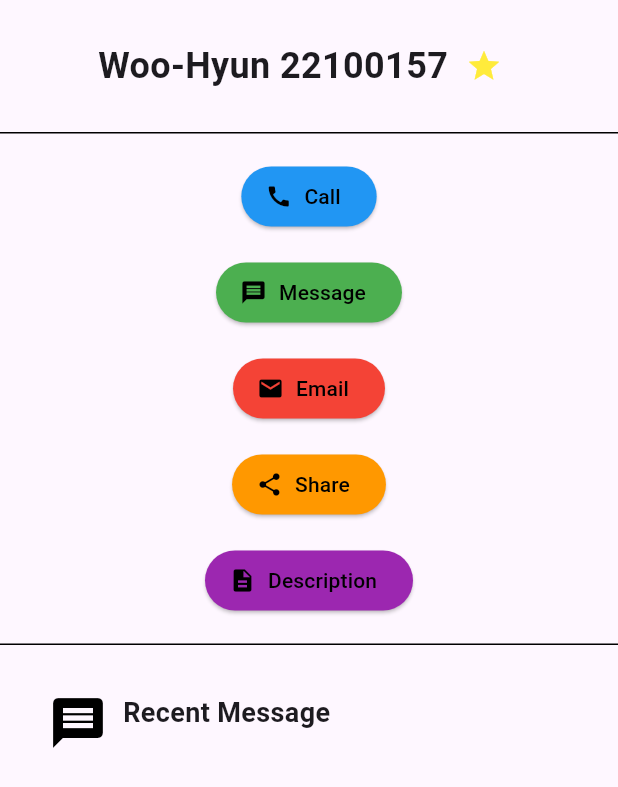
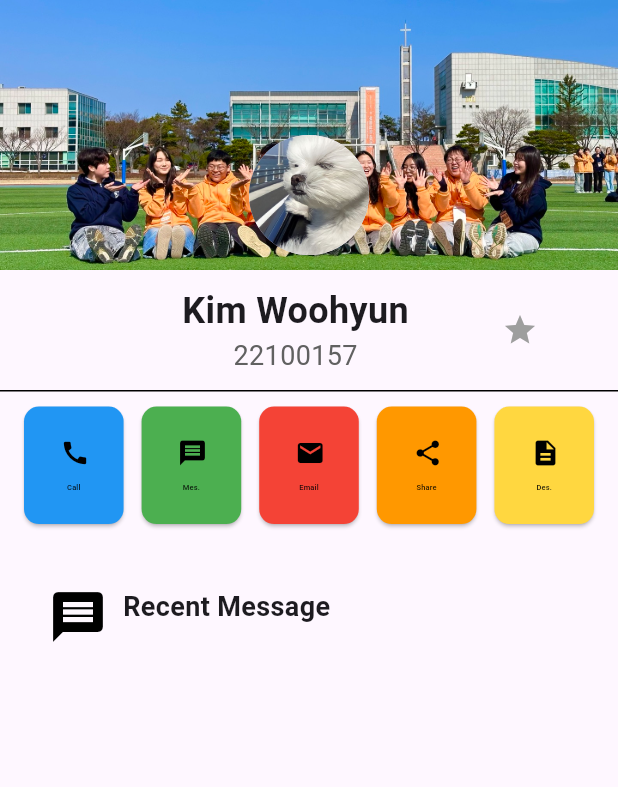
Before and after one commit to 8oo30un/moAppGae_assignment, a Flutter app: the screen it shows after launch, on a phone screen of 412 x 824 dp. Shown: the top 787 px of the screen. Run offline on Flutter 3.47's test engine with Material 3 defaults, Android fonts, the phone set to English and light mode, and no system bars.

Commit message:
finish: assign 1

```diff
--- a/lib/main.dart
+++ b/lib/main.dart
@@ -4,102 +4,152 @@ void main() {
   runApp(MyApp());
 }
 
-class MyApp extends StatelessWidget {
+class MyApp extends StatefulWidget {
+  @override
+  _MyAppState createState() => _MyAppState();
+}
+
+class _MyAppState extends State<MyApp> {
+  bool isStarred = false; // 별이 활성화된 상태인지 저장
+
   @override
   Widget build(BuildContext context) {
     return MaterialApp(
       home: Scaffold(
-        appBar: null, // AppBar 제거
+        appBar: null,
         body: Column(
           children: [
-            // 제목 섹션 (이름과 학번)
+            // 상단 배경 컨테이너 (배경 이미지 추가)
             Container(
-              padding: EdgeInsets.all(20),
+              width: double.infinity,
+              height: 180, // 컨테이너 높이 설정
+              decoration: BoxDecoration(
+                image: DecorationImage(
+                  image: AssetImage('images/IMG_1979.JPG'), // 배경 이미지
+                  fit: BoxFit.cover, // 화면에 꽉 차도록 설정
+                ),
+              ),
+              child: Column(
+                mainAxisAlignment: MainAxisAlignment.end,
+                children: [
+                  CircleAvatar(
+                    radius: 40,
+                    backgroundImage: AssetImage(
+                      'images/IMG_3670.JPG',
+                    ), // 프로필 사진
+                  ),
+                  SizedBox(height: 10), // 간격 추가
+                ],
+              ),
+            ),
+
+            // 프로필 정보 섹션
+            Container(
+              padding: EdgeInsets.symmetric(vertical: 10),
               child: Row(
                 mainAxisAlignment: MainAxisAlignment.center,
                 children: [
-                  Text(
-                    'Woo-Hyun 22100157', // 이름과 학번 입력
-                    style: TextStyle(fontSize: 24, fontWeight: FontWeight.bold),
+                  // 왼쪽 빈 컨테이너 (공간 확보)
+                  Container(width: 80),
+
+                  Column(
+                    crossAxisAlignment: CrossAxisAlignment.center,
+                    children: [
+                      Text(
+                        'Kim Woohyun',
+                        style: TextStyle(
+                          fontSize: 24,
+                          fontWeight: FontWeight.bold,
+                        ),
+                        textAlign: TextAlign.center,
+                      ),
+                      Text(
+                        '22100157',
+                        style: TextStyle(fontSize: 18, color: Colors.grey[700]),
+                        textAlign: TextAlign.center,
+                      ),
+                    ],
                   ),
+                  SizedBox(width: 50),
+
+                  // ⭐ 인터랙티브 기능 추가 (클릭 시 색상 변경)
                   IconButton(
                     icon: Icon(
                       Icons.star,
-                      color: Colors.yellow, // 별 아이콘 색상을 노란색으로 설정
+                      color:
+                          isStarred
+                              ? Colors.yellow
+                              : Colors.grey, // 상태에 따라 색 변경
                     ),
                     onPressed: () {
-                      // 인터랙티브 기능 추가 (예: 별 아이콘을 눌렀을 때 색상 변경 등)
+                      setState(() {
+                        isStarred = !isStarred; // 클릭할 때마다 상태 변경
+                      });
                     },
                   ),
                 ],
               ),
             ),
-            // Divider 추가
-            Divider(
-              height: 1.0,
-              color: Colors.black, // 구분선 색상
-            ),
-            // 버튼 섹션
+
+            Divider(height: 1.0, color: Colors.black),
+
+            // 버튼 섹션 (한 줄 정렬)
             Container(
-              padding: EdgeInsets.fromLTRB(10.0, 10.0, 10.0, 10.0), // 패딩 추가
-              child: Column(
+              padding: EdgeInsets.fromLTRB(10, 10, 10, 10),
+              child: GridView.count(
+                crossAxisCount: 5, // 한 줄에 5개씩 배치
+                shrinkWrap: true, // GridView가 Column 안에서 높이 제한됨
+                physics: NeverScrollableScrollPhysics(), // 스크롤 제거 (부드러운 UI)
+                childAspectRatio: 1.0, // 가로 세로 비율을 1:1로 설정 (높이를 낮게 할 수 있음)
                 children: [
                   ButtonWithText(
                     icon: Icons.call,
                     text: 'Call',
-                    color: Colors.blue, // 버튼 색상
+                    color: Colors.blue,
                   ),
                   ButtonWithText(
                     icon: Icons.message,
-                    text: 'Message',
-                    color: Colors.green, // 버튼 색상
+                    text: 'Mes.',
+                    color: Colors.green,
                   ),
                   ButtonWithText(
                     icon: Icons.email,
                     text: 'Email',
-                    color: Colors.red, // 버튼 색상
+                    color: Colors.red,
                   ),
                   ButtonWithText(
                     icon: Icons.share,
                     text: 'Share',
-                    color: Colors.orange, // 버튼 색상
+                    color: Colors.orange,
                   ),
                   ButtonWithText(
                     icon: Icons.description,
-                    text: 'Description',
-                    color: Colors.purple, // 버튼 색상
+                    text: 'Des.',
+                    color: Colors.amberAccent,
                   ),
                 ],
               ),
             ),
-            // Divider 추가
-            Divider(
-              height: 1.0,
-              color: Colors.black, // 구분선 색상
-            ),
+
             // 메시지 섹션
             Container(
-              padding: EdgeInsets.all(32.0), // 패딩 추가
+              padding: EdgeInsets.all(32.0),
               child: Row(
                 crossAxisAlignment: CrossAxisAlignment.start,
                 children: [
-                  Icon(
-                    Icons.message,
-                    size: 40.0, // 아이콘 크기
-                    color: Colors.black, // 아이콘 색상
-                  ),
+                  Icon(Icons.message, size: 40.0, color: Colors.black),
                   Padding(
                     padding: EdgeInsets.fromLTRB(
                       10.0,
                       0.0,
                       10.0,
                       0.0,
-                    ), // 텍스트 부분 패딩
+                    ), // 왼쪽과 오른쪽에 패딩 추가
                     child: Text(
                       'Recent Message',
                       style: TextStyle(
-                        fontWeight: FontWeight.bold, // 텍스트 볼드
-                        fontSize: 18.0, // 폰트 크기
+                        fontWeight: FontWeight.bold,
+                        fontSize: 18.0,
                       ),
                     ),
                   ),
@@ -113,6 +163,7 @@ class MyApp extends StatelessWidget {
   }
 }
 
+// 버튼 위젯 (아이콘과 텍스트를 세로 배치)
 class ButtonWithText extends StatelessWidget {
   final IconData icon;
   final String text;
@@ -122,23 +173,28 @@ class ButtonWithText extends StatelessWidget {
 
   @override
   Widget build(BuildContext context) {
-    return Padding(
-      padding: const EdgeInsets.symmetric(vertical: 8.0),
-      child: ElevatedButton.icon(
-        style: ElevatedButton.styleFrom(backgroundColor: color),
-        icon: Icon(
-          icon,
-          color: Colors.black, // 아이콘 색상
-        ),
-        label: Text(
-          text,
-          style: TextStyle(
-            color: Colors.black, // 텍스트 색상 (검은색)
+    return Container(
+      margin: EdgeInsets.symmetric(horizontal: 6), // 버튼 사이 간격
+      child: ElevatedButton(
+        style: ElevatedButton.styleFrom(
+          backgroundColor: color,
+          shape: RoundedRectangleBorder(
+            borderRadius: BorderRadius.circular(10),
           ),
         ),
-        onPressed: () {
-          // 버튼 클릭 시의 기능을 여기에 추가
-        },
+        onPressed: () {},
+        child: Column(
+          mainAxisAlignment: MainAxisAlignment.center,
+          children: [
+            Icon(icon, color: Colors.black, size: 20),
+            SizedBox(height: 10),
+            Text(
+              text,
+              style: TextStyle(color: Colors.black, fontSize: 5),
+              textAlign: TextAlign.center,
+            ),
+          ],
+        ),
       ),
     );
   }
```
Also changed, not shown: pubspec.yaml (+5 -5 lines), images/IMG_1176.JPG (added), images/IMG_1979.JPG (added), images/IMG_3670.JPG (added).
